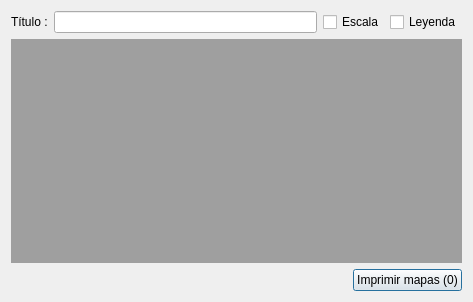
Before: the Qt Designer form prac5entrega.ui in joseahr/arcpy-awesome-symbolizer, drawn with Qt 5.
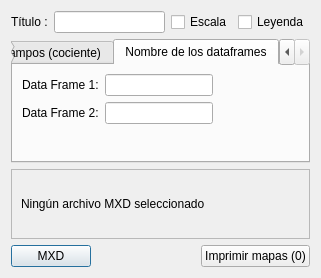
After: the same form once the commit is applied.

```diff
--- a/prac5entrega.ui
+++ b/prac5entrega.ui
@@ -6,8 +6,8 @@
    <rect>
     <x>0</x>
     <y>0</y>
-    <width>473</width>
-    <height>302</height>
+    <width>321</width>
+    <height>274</height>
    </rect>
   </property>
   <property name="windowTitle">
@@ -46,23 +46,20 @@
     </layout>
    </item>
    <item>
-    <widget class="QMdiArea" name="mdiArea">
-     <property name="viewMode">
-      <enum>QMdiArea::TabbedView</enum>
+    <widget class="QTabWidget" name="tabs">
+     <property name="currentIndex">
+      <number>3</number>
      </property>
-     <property name="documentMode">
-      <bool>true</bool>
-     </property>
-     <property name="tabsMovable">
-      <bool>true</bool>
-     </property>
-     <widget class="QWidget" name="win_ts">
-      <property name="windowTitle">
-       <string>Subwindow</string>
+     <widget class="QWidget" name="tab_ts">
+      <property name="acceptDrops">
+       <bool>false</bool>
       </property>
-      <layout class="QFormLayout" name="formLayout_2">
-       <item row="0" column="0">
-        <layout class="QHBoxLayout" name="horizontalLayout_12">
+      <attribute name="title">
+       <string>Temático Simple</string>
+      </attribute>
+      <layout class="QVBoxLayout" name="verticalLayout_7">
+       <item>
+        <layout class="QHBoxLayout" name="horizontalLayout_13">
          <item>
           <widget class="QCheckBox" name="checkbox_ts">
            <property name="text">
@@ -72,28 +69,46 @@
          </item>
         </layout>
        </item>
-       <item row="1" column="0">
-        <layout class="QHBoxLayout" name="horizontalLayout_2">
-         <item>
+       <item>
+        <layout class="QGridLayout" name="gridLayout">
+         <item row="0" column="0">
           <widget class="QLabel" name="label_2">
            <property name="text">
             <string>Temático   :</string>
            </property>
           </widget>
          </item>
-         <item>
+         <item row="0" column="1">
           <widget class="QComboBox" name="combo_ts"/>
          </item>
         </layout>
        </item>
+       <item>
+        <layout class="QHBoxLayout" name="horizontalLayout_2">
+         <item>
+          <spacer name="horizontalSpacer_2">
+           <property name="orientation">
+            <enum>Qt::Horizontal</enum>
+           </property>
+           <property name="sizeHint" stdset="0">
+            <size>
+             <width>40</width>
+             <height>20</height>
+            </size>
+           </property>
+          </spacer>
+         </item>
+        </layout>
+       </item>
       </layout>
+      <zorder></zorder>
      </widget>
-     <widget class="QWidget" name="win_vt">
-      <property name="windowTitle">
-       <string>Subwindow</string>
-      </property>
-      <layout class="QFormLayout" name="formLayout">
-       <item row="0" column="0">
+     <widget class="QWidget" name="tab_vt">
+      <attribute name="title">
+       <string>Comparación de varios temáticos</string>
+      </attribute>
+      <layout class="QVBoxLayout" name="verticalLayout_6">
+       <item>
         <layout class="QVBoxLayout" name="verticalLayout_2">
          <item>
           <widget class="QCheckBox" name="checkbox_vt">
@@ -104,7 +119,7 @@
          </item>
         </layout>
        </item>
-       <item row="1" column="0">
+       <item>
         <layout class="QHBoxLayout" name="horizontalLayout_3">
          <item>
           <widget class="QLabel" name="label_3">
@@ -118,10 +133,7 @@
          </item>
         </layout>
        </item>
-       <item row="2" column="0">
-        <layout class="QHBoxLayout" name="horizontalLayout_11"/>
-       </item>
-       <item row="3" column="0">
+       <item>
         <layout class="QHBoxLayout" name="horizontalLayout_4">
          <item>
           <widget class="QLabel" name="label_4">
@@ -138,17 +150,21 @@
       </layout>
       <zorder></zorder>
       <zorder></zorder>
+      <zorder></zorder>
      </widget>
-     <widget class="QWidget" name="win_norm">
-      <property name="windowTitle">
-       <string>Subwindow</string>
-      </property>
-      <layout class="QFormLayout" name="formLayout_3">
-       <property name="fieldGrowthPolicy">
-        <enum>QFormLayout::AllNonFixedFieldsGrow</enum>
-       </property>
-       <item row="0" column="0">
-        <layout class="QHBoxLayout" name="horizontalLayout_6">
+     <widget class="QWidget" name="tab_norm">
+      <attribute name="title">
+       <string>Normalización de campos (cociente)</string>
+      </attribute>
+      <layout class="QVBoxLayout" name="verticalLayout_5">
+       <item>
+        <layout class="QVBoxLayout" name="verticalLayout_3">
+         <property name="topMargin">
+          <number>0</number>
+         </property>
+         <property name="rightMargin">
+          <number>0</number>
+         </property>
          <item>
           <widget class="QCheckBox" name="checkbox_norm">
            <property name="text">
@@ -158,7 +174,7 @@
          </item>
         </layout>
        </item>
-       <item row="1" column="0">
+       <item>
         <layout class="QHBoxLayout" name="horizontalLayout_9">
          <item>
           <widget class="QLabel" name="label_8">
@@ -168,14 +184,15 @@
           </widget>
          </item>
          <item>
-          <widget class="QComboBox" name="combo_norm_c1"/>
+          <widget class="QComboBox" name="combo_norm_c1">
+           <property name="sizeAdjustPolicy">
+            <enum>QComboBox::AdjustToContentsOnFirstShow</enum>
+           </property>
+          </widget>
          </item>
         </layout>
        </item>
-       <item row="2" column="0">
-        <layout class="QHBoxLayout" name="horizontalLayout_7"/>
-       </item>
-       <item row="3" column="0">
+       <item>
         <layout class="QHBoxLayout" name="horizontalLayout_10">
          <item>
           <widget class="QLabel" name="label_9">
@@ -191,10 +208,78 @@
        </item>
       </layout>
      </widget>
+     <widget class="QWidget" name="tab_dataframe_names">
+      <attribute name="title">
+       <string>Nombre de los dataframes</string>
+      </attribute>
+      <layout class="QFormLayout" name="formLayout">
+       <item row="0" column="0">
+        <layout class="QHBoxLayout" name="horizontalLayout_5">
+         <item>
+          <widget class="QLabel" name="label_5">
+           <property name="text">
+            <string>Data Frame 1:</string>
+           </property>
+          </widget>
+         </item>
+         <item>
+          <widget class="QLineEdit" name="line_edit_df_1"/>
+         </item>
+        </layout>
+       </item>
+       <item row="1" column="0">
+        <layout class="QHBoxLayout" name="horizontalLayout_6">
+         <item>
+          <widget class="QLabel" name="label_6">
+           <property name="text">
+            <string>Data Frame 2:</string>
+           </property>
+          </widget>
+         </item>
+         <item>
+          <widget class="QLineEdit" name="line_edit_df_2"/>
+         </item>
+        </layout>
+       </item>
+      </layout>
+     </widget>
+    </widget>
+   </item>
+   <item>
+    <widget class="QScrollArea" name="scrollArea">
+     <property name="widgetResizable">
+      <bool>true</bool>
+     </property>
+     <widget class="QWidget" name="scrollAreaWidgetContents">
+      <property name="geometry">
+       <rect>
+        <x>0</x>
+        <y>0</y>
+        <width>301</width>
+        <height>69</height>
+       </rect>
+      </property>
+      <layout class="QVBoxLayout" name="verticalLayout_4">
+       <item>
+        <widget class="QLabel" name="label_mxd_path">
+         <property name="text">
+          <string>Ningún archivo MXD seleccionado</string>
+         </property>
+        </widget>
+       </item>
+      </layout>
+     </widget>
     </widget>
    </item>
    <item>
     <layout class="QHBoxLayout" name="horizontalLayout_8">
+     <item>
+      <widget class="QPushButton" name="btn_load_shp">
+       <property name="text">
+        <string>MXD</string>
+       </property>
+      </widget>
+     </item>
      <item>
       <spacer name="horizontalSpacer">
        <property name="orientation">
```
